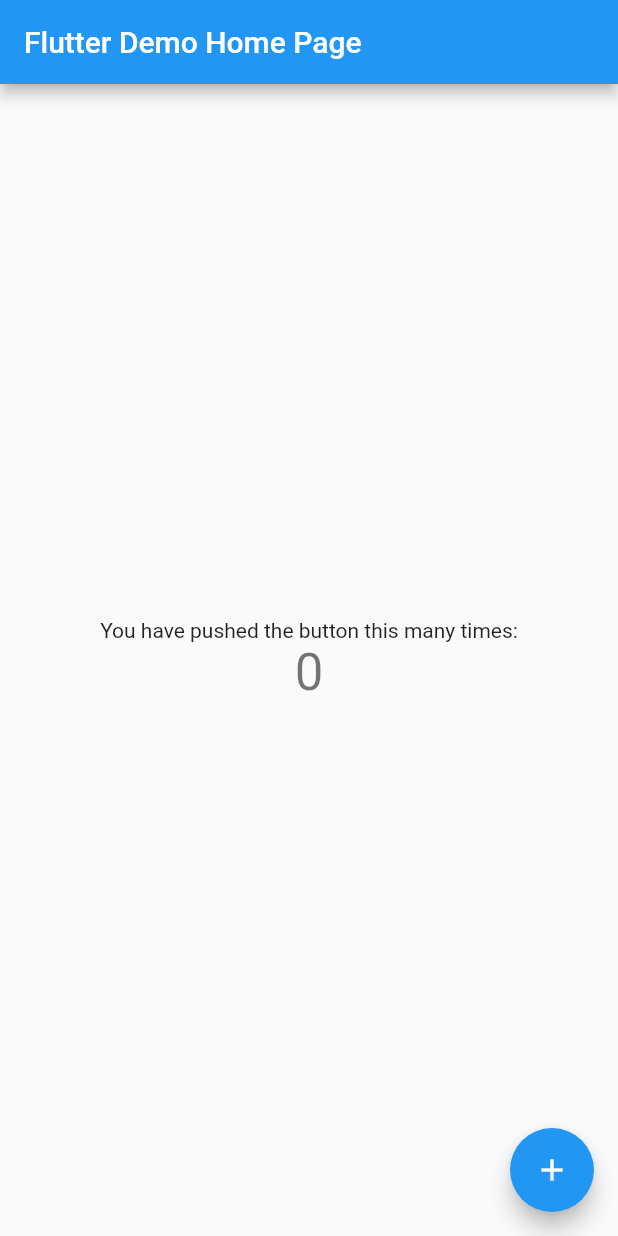
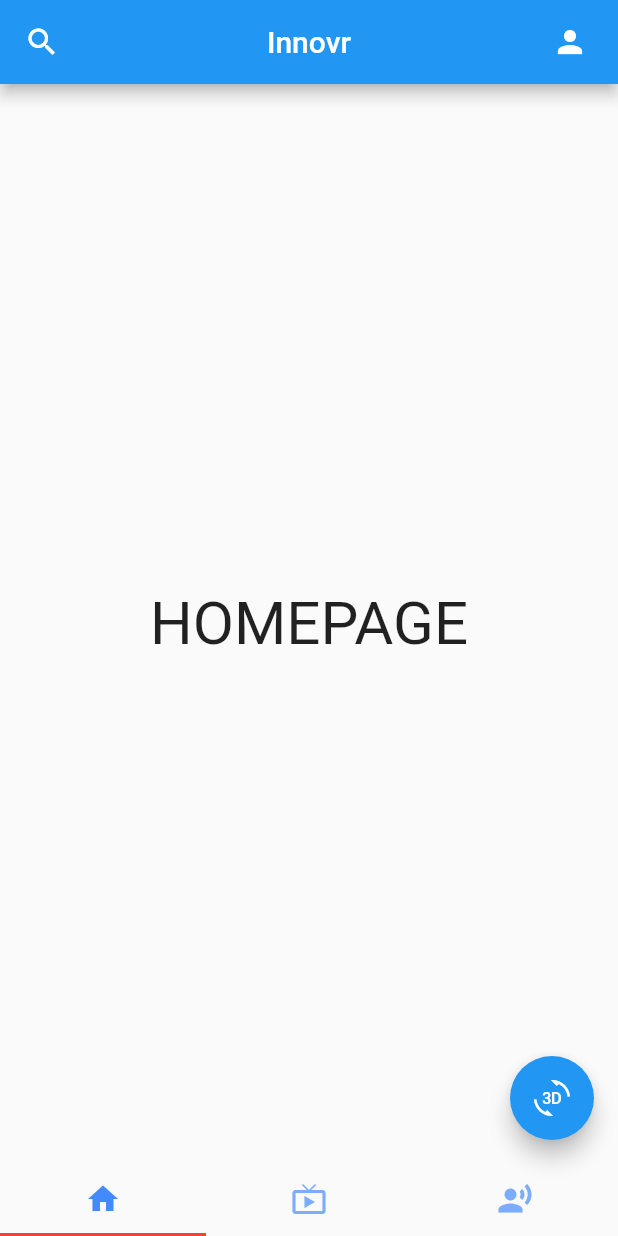
Before and after one commit to arnacologie/innovr_app, a Flutter app: the screen it shows after launch, on a phone screen of 412 x 824 dp. Run offline on Flutter 3.47's test engine with Material 2 defaults, Android fonts, the phone set to English and light mode, and no system bars.

Commit message:
Basic UI done

```diff
--- /dev/null
+++ b/innovr_app/lib/Pages/HomePage.dart
@@ -0,0 +1,61 @@
+import 'package:flutter/material.dart';
+import 'package:innovr_app/Tabs/HomeTab.dart';
+import 'package:innovr_app/Tabs/LiveTab.dart';
+import 'package:innovr_app/Tabs/ThirdTab.dart';
+
+class HomePage extends StatefulWidget {
+  HomePage({Key key, this.title}) : super(key: key);
+
+  final String title;
+
+  @override
+  _HomePageState createState() => _HomePageState();
+}
+
+class _HomePageState extends State<HomePage> {
+
+  @override
+  Widget build(BuildContext context) {
+    return SafeArea(
+      child: DefaultTabController(
+        length: 3,
+        child: Scaffold(
+          appBar: AppBar(
+              leading: Icon(Icons.search),
+              title: Text(widget.title),
+              centerTitle: true,
+              actions: <Widget>[
+                Padding(
+                  padding: const EdgeInsets.only(right:20),
+                  child: InkWell(
+                    onTap: (){},
+                    child: Icon(Icons.person),
+                  ),
+                ),
+              ],
+          ),
+          body: TabBarView(
+              children: [
+                HomeTab(),
+                LiveTab(),
+                ThirdTab()
+              ]
+          ),
+          bottomNavigationBar: TabBar(
+              labelColor: Colors.blueAccent,
+              indicatorColor: Colors.red,
+              tabs: [
+                Tab(icon: Icon(Icons.home)),
+                Tab(icon: Icon(Icons.live_tv)),
+                Tab(icon: Icon(Icons.record_voice_over)),
+              ]
+          ),
+          floatingActionButton: FloatingActionButton(
+            tooltip: 'Activer le mode VR',
+            child: Icon(Icons.threed_rotation),
+          ), // This trailing comma makes auto-formatting nicer for build methods.
+        ),
+      ),
+    );
+  }
+}
--- /dev/null
+++ b/innovr_app/lib/Tabs/HomeTab.dart
@@ -0,0 +1,16 @@
+import 'package:flutter/material.dart';
+
+class HomeTab extends StatefulWidget {
+  @override
+  _HomeTabState createState() => _HomeTabState();
+}
+
+class _HomeTabState extends State<HomeTab> {
+
+  @override
+  Widget build(BuildContext context) {
+    return Container(
+        child: Center(child:Text('HOMEPAGE', style: TextStyle(fontSize: 40),))
+    );
+  }
+}
--- /dev/null
+++ b/innovr_app/lib/Tabs/LiveTab.dart
@@ -0,0 +1,17 @@
+import 'package:flutter/material.dart';
+
+class LiveTab extends StatefulWidget {
+  @override
+  _LiveTabState createState() => _LiveTabState();
+}
+
+class _LiveTabState extends State<LiveTab> {
+  @override
+  Widget build(BuildContext context) {
+    return Container(
+        child: Center(
+            child: Text('LIVE', style: TextStyle(fontSize: 40),)
+        )
+    );
+  }
+}
--- /dev/null
+++ b/innovr_app/lib/Tabs/ThirdTab.dart
@@ -0,0 +1,17 @@
+import 'package:flutter/material.dart';
+
+class ThirdTab extends StatefulWidget {
+  @override
+  _ThirdTabState createState() => _ThirdTabState();
+}
+
+class _ThirdTabState extends State<ThirdTab> {
+  @override
+  Widget build(BuildContext context) {
+    return Container(
+        child: Center(
+            child: Text('Onglet 3', style: TextStyle(fontSize: 40),)
+        )
+    );
+  }
+}
--- a/innovr_app/lib/main.dart
+++ b/innovr_app/lib/main.dart
@@ -1,111 +1,19 @@
 import 'package:flutter/material.dart';
+import 'package:innovr_app/Pages/HomePage.dart';
 
-void main() => runApp(MyApp());
+void main() => runApp(Innovr());
 
-class MyApp extends StatelessWidget {
+class Innovr extends StatelessWidget {
   // This widget is the root of your application.
   @override
   Widget build(BuildContext context) {
     return MaterialApp(
-      title: 'Flutter Demo',
+      debugShowCheckedModeBanner: false,
+      title: 'Innovr App',
       theme: ThemeData(
-        // This is the theme of your application.
-        //
-        // Try running your application with "flutter run". You'll see the
-        // application has a blue toolbar. Then, without quitting the app, try
-        // changing the primarySwatch below to Colors.green and then invoke
-        // "hot reload" (press "r" in the console where you ran "flutter run",
-        // or simply save your changes to "hot reload" in a Flutter IDE).
-        // Notice that the counter didn't reset back to zero; the application
-        // is not restarted.
         primarySwatch: Colors.blue,
       ),
-      home: MyHomePage(title: 'Flutter Demo Home Page'),
+      home: HomePage(title: 'Innovr'),
     );
   }
 }
-
-class MyHomePage extends StatefulWidget {
-  MyHomePage({Key key, this.title}) : super(key: key);
-
-  // This widget is the home page of your application. It is stateful, meaning
-  // that it has a State object (defined below) that contains fields that affect
-  // how it looks.
-
-  // This class is the configuration for the state. It holds the values (in this
-  // case the title) provided by the parent (in this case the App widget) and
-  // used by the build method of the State. Fields in a Widget subclass are
-  // always marked "final".
-
-  final String title;
-
-  @override
-  _MyHomePageState createState() => _MyHomePageState();
-}
-
-class _MyHomePageState extends State<MyHomePage> {
-  int _counter = 0;
-
-  void _incrementCounter() {
-    setState(() {
-      // This call to setState tells the Flutter framework that something has
-      // changed in this State, which causes it to rerun the build method below
-      // so that the display can reflect the updated values. If we changed
-      // _counter without calling setState(), then the build method would not be
-      // called again, and so nothing would appear to happen.
-      _counter++;
-    });
-  }
-
-  @override
-  Widget build(BuildContext context) {
-    // This method is rerun every time setState is called, for instance as done
-    // by the _incrementCounter method above.
-    //
-    // The Flutter framework has been optimized to make rerunning build methods
-    // fast, so that you can just rebuild anything that needs updating rather
-    // than having to individually change instances of widgets.
-    return Scaffold(
-      appBar: AppBar(
-        // Here we take the value from the MyHomePage object that was created by
-        // the App.build method, and use it to set our appbar title.
-        title: Text(widget.title),
-      ),
-      body: Center(
-        // Center is a layout widget. It takes a single child and positions it
-        // in the middle of the parent.
-        child: Column(
-          // Column is also layout widget. It takes a list of children and
-          // arranges them vertically. By default, it sizes itself to fit its
-          // children horizontally, and tries to be as tall as its parent.
-          //
-          // Invoke "debug painting" (press "p" in the console, choose the
-          // "Toggle Debug Paint" action from the Flutter Inspector in Android
-          // Studio, or the "Toggle Debug Paint" command in Visual Studio Code)
-          // to see the wireframe for each widget.
-          //
-          // Column has various properties to control how it sizes itself and
-          // how it positions its children. Here we use mainAxisAlignment to
-          // center the children vertically; the main axis here is the vertical
-          // axis because Columns are vertical (the cross axis would be
-          // horizontal).
-          mainAxisAlignment: MainAxisAlignment.center,
-          children: <Widget>[
-            Text(
-              'You have pushed the button this many times:',
-            ),
-            Text(
-              '$_counter',
-              style: Theme.of(context).textTheme.display1,
-            ),
-          ],
-        ),
-      ),
-      floatingActionButton: FloatingActionButton(
-        onPressed: _incrementCounter,
-        tooltip: 'Increment',
-        child: Icon(Icons.add),
-      ), // This trailing comma makes auto-formatting nicer for build methods.
-    );
-  }
-}
--- a/innovr_app/pubspec.yaml
+++ b/innovr_app/pubspec.yaml
@@ -30,6 +30,8 @@
 
 # The following section is specific to Flutter.
 flutter:
+  assets:
+    - assets/graphics/LoL.jpg
 
   # The following line ensures that the Material Icons font is
   # included with your application, so that you can use the icons in
```
Also changed, not shown: innovr_app/assets/graphics/LoL.jpg (added), 1 other file.
